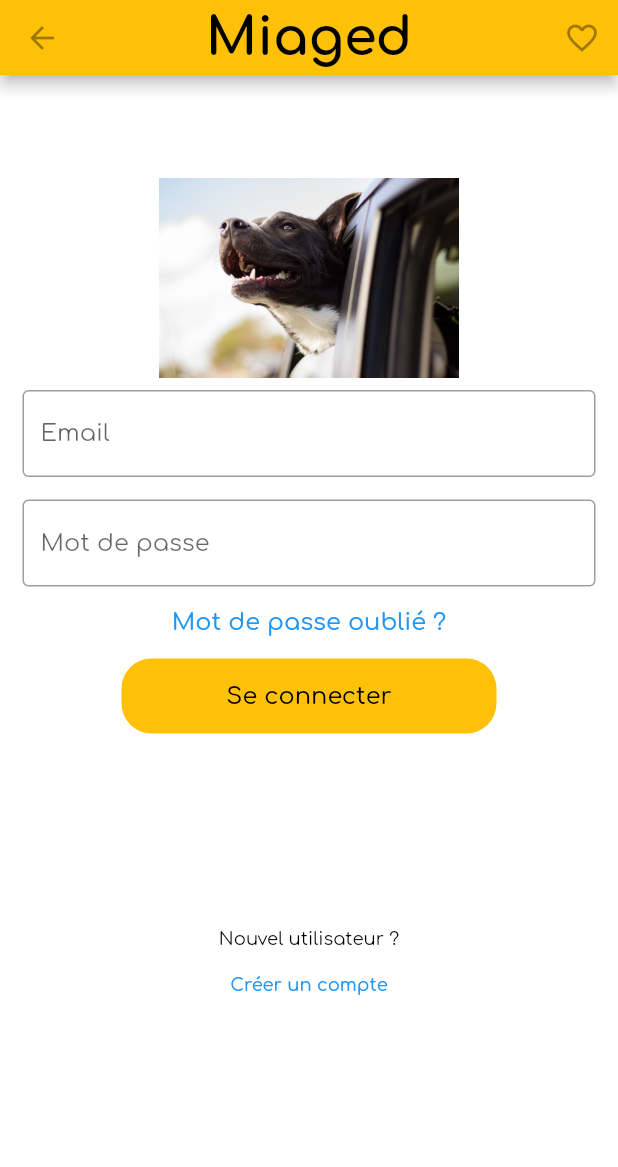
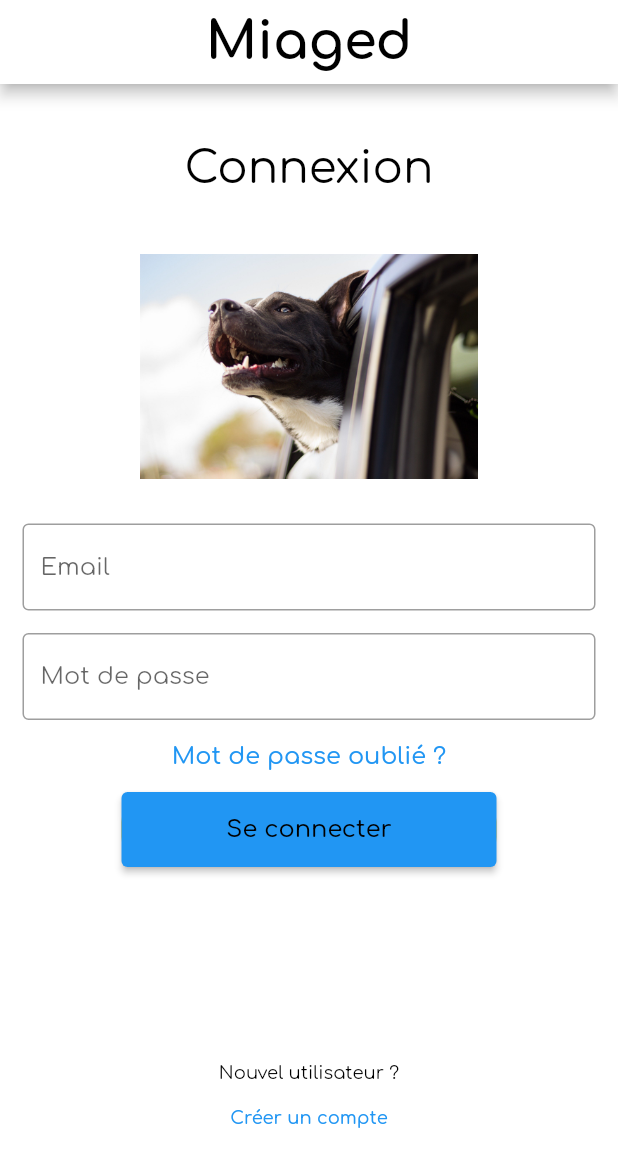
Before and after one commit to TrentinMarc/miaged, a Flutter app: the LoginDemo screen opened directly, after a tap on "Se connecter", on a phone screen of 412 x 824 dp. Shown: the top 1167 px of the screen. Run offline on Flutter 3.47's test engine with Material 2 defaults, Android fonts, the phone set to English and light mode, and no system bars; our stand-ins replace firebase_auth, firebase_core, get, google_fonts; accounts and stored records are empty; network calls fail.

```diff
--- a/lib/screens/login_screen.dart
+++ b/lib/screens/login_screen.dart
@@ -1,7 +1,9 @@
 import 'package:flutter/material.dart';
-import 'package:google_fonts/google_fonts.dart';
 import 'package:miaged/widgets/app_bar.dart';
 import 'package:firebase_auth/firebase_auth.dart';
+import 'package:provider/provider.dart';
+import 'package:miaged/services/auth_service.dart';
+import 'package:google_fonts/google_fonts.dart';
 
 class LoginDemo extends StatefulWidget {
   @override
@@ -9,19 +11,40 @@ class LoginDemo extends StatefulWidget {
 }
 
 class _LoginDemoState extends State<LoginDemo> {
+  final TextEditingController emailController = TextEditingController();
+  final TextEditingController pwdController = TextEditingController();
+
   @override
   Widget build(BuildContext context) {
     return Scaffold(
       backgroundColor: Colors.white,
-      appBar: MyAppBar(),
+      // appBar: MyAppBar(),
+      appBar: AppBar(
+        title: Text(
+          "Miaged",
+          style: GoogleFonts.comfortaa(
+              color: Colors.black, fontSize: 35, fontWeight: FontWeight.w700),
+        ),
+        centerTitle: true,
+        backgroundColor: Colors.white,
+      ),
       body: SingleChildScrollView(
         child: Column(
           children: <Widget>[
             Padding(
-              padding: const EdgeInsets.only(top: 60.0),
+              padding: const EdgeInsets.only(
+                  left: 15.0, right: 15.0, top: 40, bottom: 0),
+              //padding: EdgeInsets.symmetric(horizontal: 15),
+              child: Text(
+                "Connexion",
+                style: GoogleFonts.comfortaa(fontSize: 30, color: Colors.black),
+              ),
+            ),
+            Padding(
+              padding: const EdgeInsets.only(top: 40.0, bottom: 30.0),
               child: Center(
                 child: Container(
-                    width: 200,
+                    width: 400,
                     height: 150,
                     /*decoration: BoxDecoration(
                         color: Colors.red,
@@ -33,6 +56,7 @@ class _LoginDemoState extends State<LoginDemo> {
               //padding: const EdgeInsets.only(left:15.0,right: 15.0,top:0,bottom: 0),
               padding: const EdgeInsets.symmetric(horizontal: 15),
               child: TextField(
+                controller: emailController,
                 style: GoogleFonts.comfortaa(fontSize: 16, color: Colors.black),
                 decoration: const InputDecoration(
                     border: OutlineInputBorder(),
@@ -45,6 +69,7 @@ class _LoginDemoState extends State<LoginDemo> {
                   left: 15.0, right: 15.0, top: 15, bottom: 0),
               //padding: EdgeInsets.symmetric(horizontal: 15),
               child: TextField(
+                controller: pwdController,
                 obscureText: true,
                 style: GoogleFonts.comfortaa(fontSize: 16, color: Colors.black),
                 decoration: const InputDecoration(
@@ -67,25 +92,33 @@ class _LoginDemoState extends State<LoginDemo> {
               width: 250,
               decoration: BoxDecoration(
                   color: Colors.amber, borderRadius: BorderRadius.circular(20)),
-              child: TextButton(
+              child: ElevatedButton(
                 onPressed: () {
-                  // Navigator.push(
-                  //     context, MaterialPageRoute(builder: (_) => HomePage()));
+                  context.read<AuthenticationService>().signIn(
+                      email: emailController.text.trim(),
+                      password: pwdController.text.trim());
                 },
                 child: Text(
                   'Se connecter',
-                  style: GoogleFonts.comfortaa(fontSize: 16, color: Colors.black),
+                  style:
+                      GoogleFonts.comfortaa(fontSize: 16, color: Colors.black),
                 ),
               ),
             ),
             const SizedBox(
               height: 130,
             ),
-            Text('Nouvel utilisateur ?', style: GoogleFonts.comfortaa(fontSize: 12, color: Colors.black),),
+            Text(
+              'Nouvel utilisateur ?',
+              style: GoogleFonts.comfortaa(fontSize: 12, color: Colors.black),
+            ),
             TextButton(
-              onPressed: (){},
-              child : Text('Créer un compte', style: GoogleFonts.comfortaa(fontSize: 12, color: Colors.blue),)
-            )
+                onPressed: () {},
+                child: Text(
+                  'Créer un compte',
+                  style:
+                      GoogleFonts.comfortaa(fontSize: 12, color: Colors.blue),
+                ))
           ],
         ),
       ),
--- a/lib/services/auth_service.dart
+++ b/lib/services/auth_service.dart
@@ -7,7 +7,7 @@ class AuthenticationService {
   AuthenticationService(this._firebaseAuth);
 
   /// Changed to idTokenChanges as it updates depending on more cases.
-  Stream<User> get authStateChanges => _firebaseAuth.idTokenChanges();
+  Stream<User?> get authStateChanges => _firebaseAuth.idTokenChanges();
 
   /// This won't pop routes so you could do something like
   /// Navigator.of(context).pushNamedAndRemoveUntil('/', (Route<dynamic> route) => false);
@@ -20,12 +20,15 @@ class AuthenticationService {
   /// This is to make it as easy as possible but a better way would be to
   /// use your own custom class that would take the exception and return better
   /// error messages. That way you can throw, return or whatever you prefer with that instead.
-  Future<String> signIn({required String email, required String password}) async {
+  Future<String> signIn(
+      {required String email, required String password}) async {
     try {
-      await _firebaseAuth.signInWithEmailAndPassword(email: email, password: password);
+      await _firebaseAuth.signInWithEmailAndPassword(
+          email: email, password: password);
       return "Signed in";
     } on FirebaseAuthException catch (e) {
       debugPrint(e.message);
+      return "notok";
     }
   }
 
@@ -33,12 +36,15 @@ class AuthenticationService {
   /// This is to make it as easy as possible but a better way would be to
   /// use your own custom class that would take the exception and return better
   /// error messages. That way you can throw, return or whatever you prefer with that instead.
-  Future<String> signUp({required String email, required String password}) async {
+  Future<String> signUp(
+      {required String email, required String password}) async {
     try {
-      await _firebaseAuth.createUserWithEmailAndPassword(email: email, password: password);
+      await _firebaseAuth.createUserWithEmailAndPassword(
+          email: email, password: password);
       return "Signed up";
     } on FirebaseAuthException catch (e) {
       debugPrint(e.message);
+      return "notok";
     }
   }
 }
```
Also changed, not shown: lib/main.dart (+36 -8 lines), lib/widgets/app_bar.dart (+15 -7 lines).
